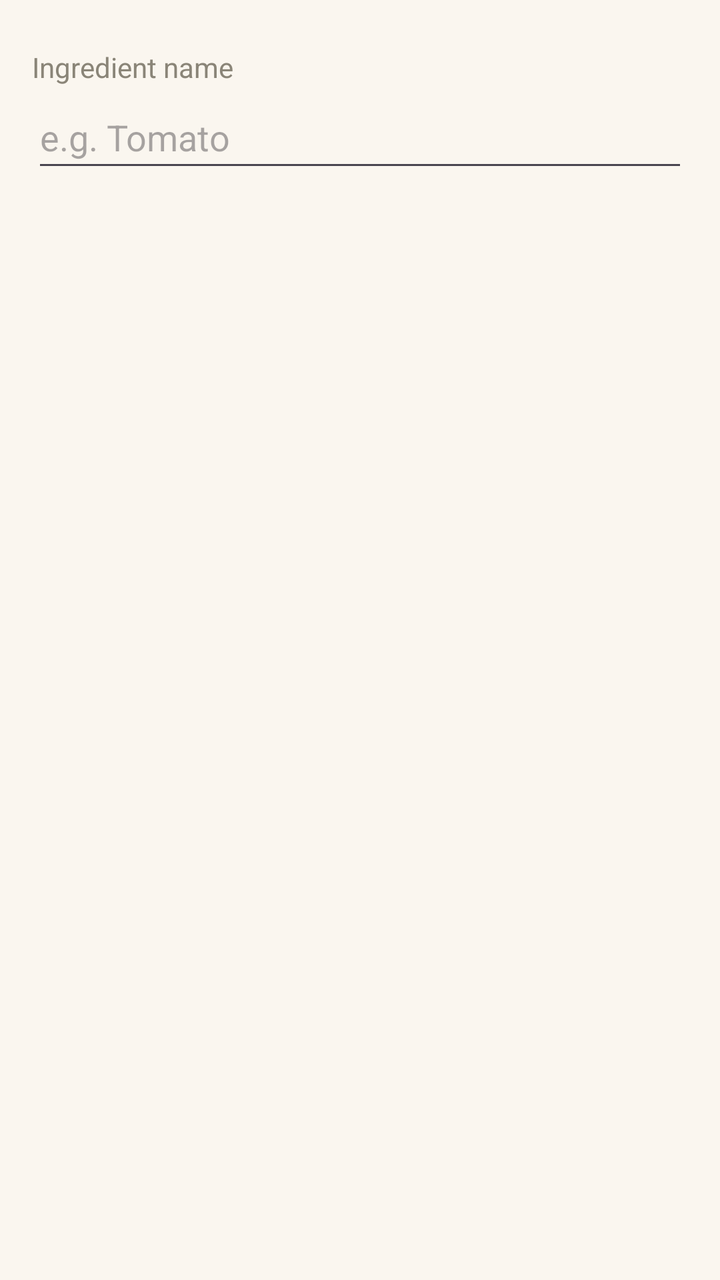
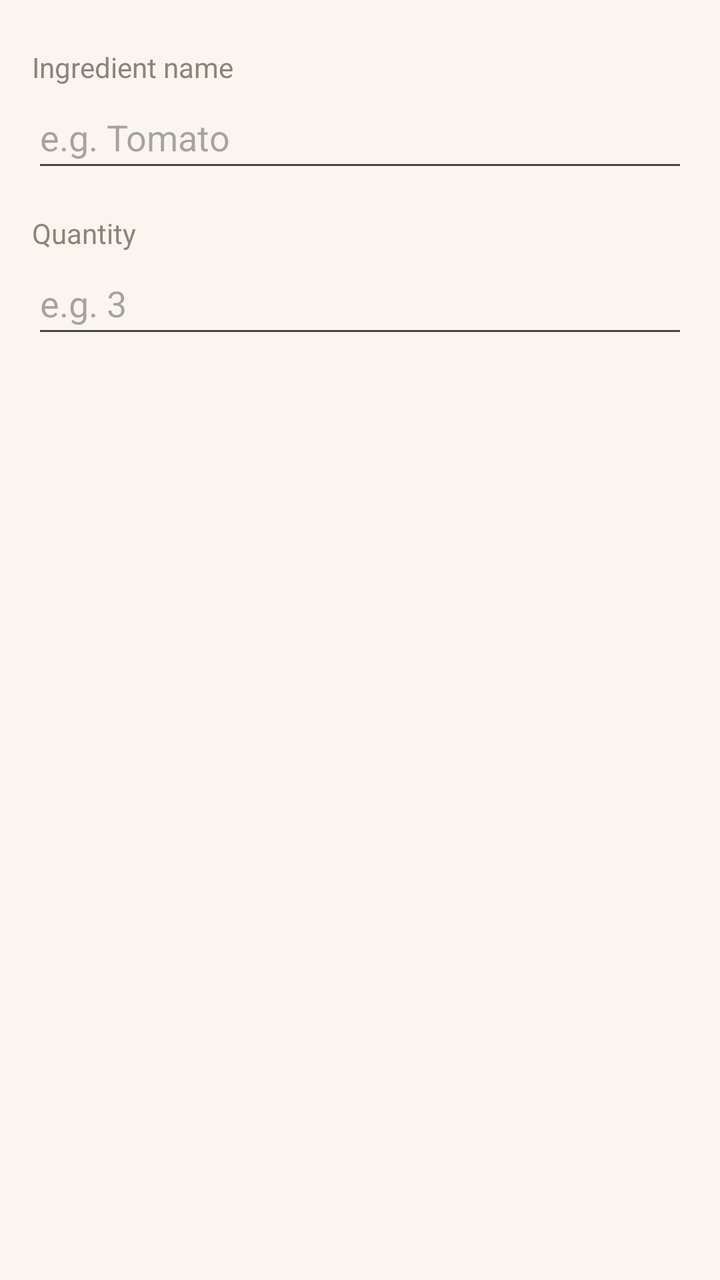

Compare the two renders of this Android layout. The source of the first and the diff that turns it into the second are given below.
<!-- AndroidManifest.xml: application theme Theme.SmartPantryManager -->
<!-- res/layout/activicty_add_edit_ingredient.xml -->
<?xml version="1.0" encoding="utf-8"?>
<ScrollView xmlns:android="http://schemas.android.com/apk/res/android"
    android:layout_width="match_parent"
    android:layout_height="match_parent"
    android:background="@color/cream_background">

    <LinearLayout
        android:layout_width="match_parent"
        android:layout_height="wrap_content"
        android:orientation="vertical"
        android:padding="16dp">

        <TextView
            android:layout_width="match_parent"
            android:layout_height="wrap_content"
            android:text="@string/ingredient_name"
            android:textColor="@color/text_secondary"
            android:textSize="14sp"
            android:paddingTop="8dp"
            android:labelFor="@id/editIngredientName" />

        <EditText
            android:id="@+id/editIngredientName"
            android:layout_width="match_parent"
            android:layout_height="wrap_content"
            android:minHeight="48dp"
            android:hint="@string/hint_ingredient_name"
            android:textColor="@color/text_primary"
            android:inputType="textCapWords"
            android:importantForAutofill="no" />
    </LinearLayout>
</ScrollView>
<!-- resources referenced by this layout -->
<resources>
  <color name="cream_background">#FAF6EF</color>
  <color name="text_primary">#3D3B36</color>
  <color name="text_secondary">#8A8578</color>
  <string name="hint_ingredient_name">e.g. Tomato</string>
  <string name="ingredient_name">Ingredient name</string>
  <style name="Theme.SmartPantryManager" parent="Base.Theme.SmartPantryManager" />
  <style name="Base.Theme.SmartPantryManager" parent="Theme.Material3.DayNight.NoActionBar">
          
          
      </style>
</resources>

<!-- the commit's change to res/layout/activicty_add_edit_ingredient.xml (unified diff, before → after) -->
@@ -28,5 +28,24 @@
             android:textColor="@color/text_primary"
             android:inputType="textCapWords"
             android:importantForAutofill="no" />
+
+        <TextView
+            android:layout_width="match_parent"
+            android:layout_height="wrap_content"
+            android:text="@string/quantity"
+            android:textColor="@color/text_secondary"
+            android:textSize="14sp"
+            android:paddingTop="16dp"
+            android:labelFor="@id/editQuantity" />
+
+        <EditText
+            android:id="@+id/editQuantity"
+            android:layout_width="match_parent"
+            android:layout_height="wrap_content"
+            android:minHeight="48dp"
+            android:hint="@string/hint_quantity"
+            android:textColor="@color/text_primary"
+            android:inputType="numberDecimal"
+            android:importantForAutofill="no" />
     </LinearLayout>
 </ScrollView>
<!-- resource entries referenced after the edit -->
@@ -4,7 +4,9 @@
   <color name="text_primary">#3D3B36</color>
   <color name="text_secondary">#8A8578</color>
   <string name="hint_ingredient_name">e.g. Tomato</string>
+  <string name="hint_quantity">e.g. 3</string>
   <string name="ingredient_name">Ingredient name</string>
+  <string name="quantity">Quantity</string>
   <style name="Theme.SmartPantryManager" parent="Base.Theme.SmartPantryManager" />
   <style name="Base.Theme.SmartPantryManager" parent="Theme.Material3.DayNight.NoActionBar">
           
